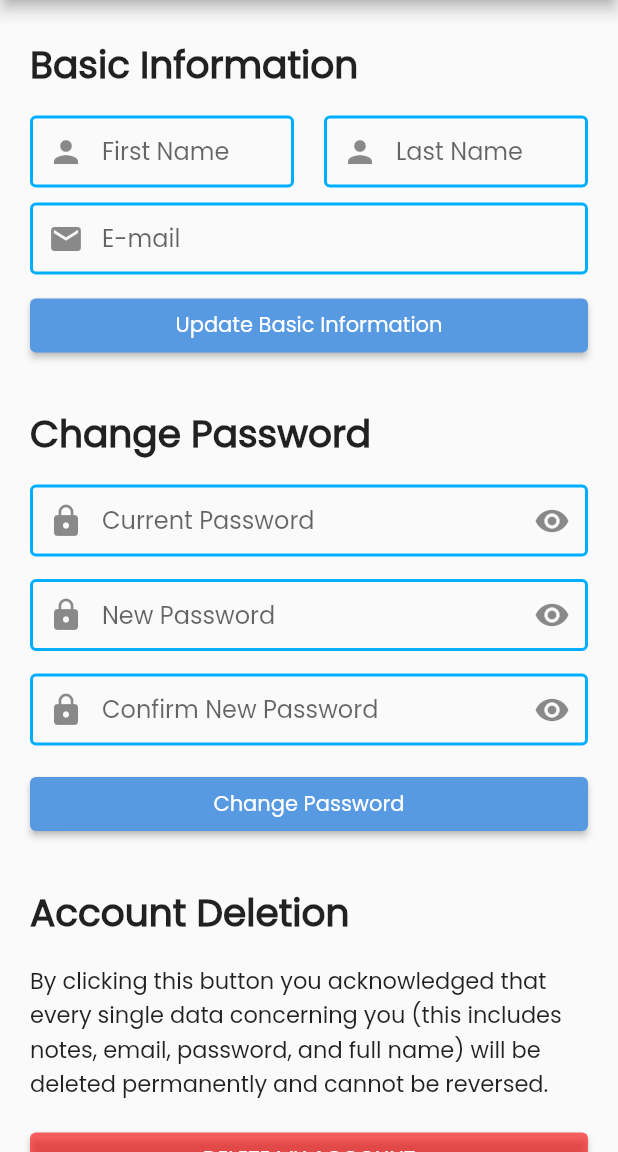
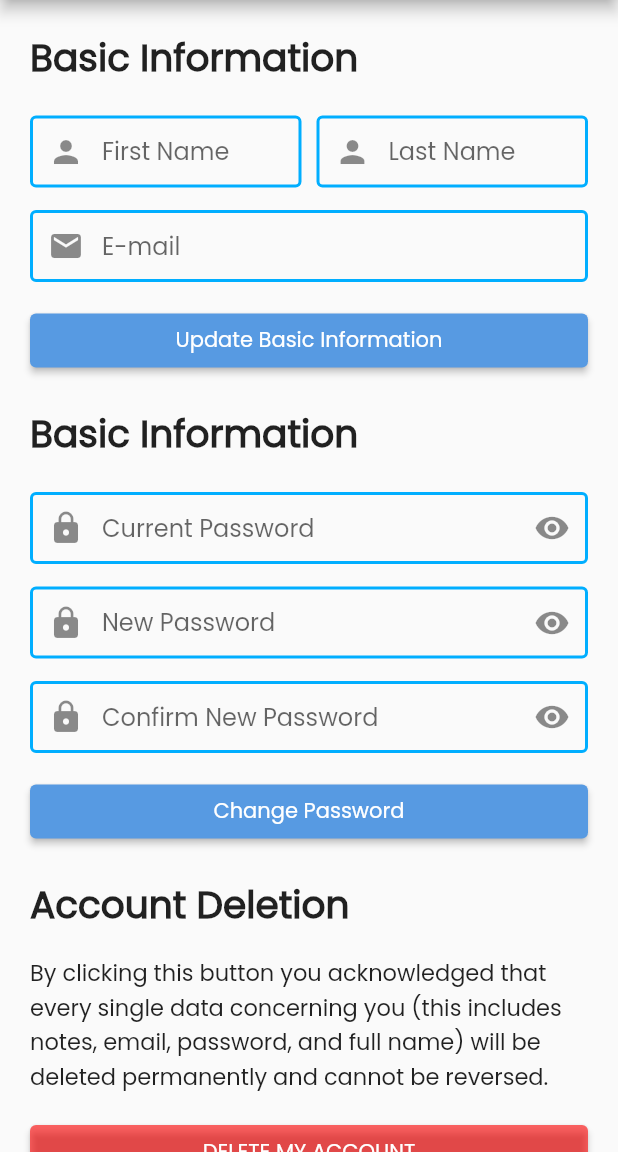
Before and after one commit to ArnNied/inotes-client, a Flutter app: the MyAccountPage screen opened directly, on a phone screen of 412 x 824 dp, the part 84-1236 px from its top. Run offline on Flutter 3.47's test engine with Material 2 defaults, Android fonts, the phone set to English and light mode, and no system bars; our stand-ins replace shared_preferences; accounts and stored records are empty; network calls fail.

Commit message:
refactor: cleanup each section of account page

```diff
--- a/lib/components/account/change_info.dart
+++ b/lib/components/account/change_info.dart
@@ -81,68 +81,56 @@ class _ChangeInfoSectionState extends State<ChangeInfoSection> {
 
     return Form(
       key: _formKey,
+      child: Container(
+        padding: const EdgeInsets.all(10),
         child: Column(
-        children: <Widget>[
+          children: [
             Container(
-            padding: const EdgeInsets.only(top: 15, bottom: 15, left: 10),
-            child: const Align(
-              alignment: Alignment.topLeft,
-              child: Text("Basic Information",
-                  style: TextStyle(fontWeight: FontWeight.bold, fontSize: 25)),
+              alignment: Alignment.centerLeft,
+              child: const Text(
+                "Basic Information",
+                style: TextStyle(fontWeight: FontWeight.bold, fontSize: 25),
               ),
             ),
-          Container(
-            child: Row(
-              // mainAxisAlignment: MainAxisAlignment.spaceEvenly,
-              children: <Widget>[
-                Container(
-                  width: null,
-                  child: Expanded(
-                    child: Container(
-                        padding: const EdgeInsets.only(right: 10, left: 10),
+            const SizedBox(height: 20),
+            Row(
+              children: [
+                Expanded(
                   child: CustomTextField(
                     controller: _firstNameController,
-                          label: 'First Name',
+                    label: "First Name",
+                    prefixIcon: const Icon(Icons.person),
                     validator: null,
-                          prefixIcon: const Icon(Icons.person),
-                        )),
                   ),
                 ),
-                Container(
-                  width: null,
-                  child: Expanded(
-                    child: Container(
-                        padding: const EdgeInsets.only(right: 10, left: 10),
+                const SizedBox(width: 10),
+                Expanded(
                   child: CustomTextField(
-                          controller: _lastNameController,
-                          label: 'Last Name',
+                    controller: _firstNameController,
+                    label: "Last Name",
+                    prefixIcon: const Icon(Icons.person),
                     validator: (lastName) => lastNameValidator(
-                              lastName, _firstNameController.text),
-                          prefixIcon: const Icon(Icons.person),
-                        )),
+                      lastName,
+                      _firstNameController.text,
                     ),
                   ),
+                )
               ],
             ),
-          ),
-          Container(
-            width: null,
-            padding: const EdgeInsets.only(top: 10, right: 10, left: 10),
-            child: EmailField(
+            const SizedBox(height: 15),
+            EmailField(
               controller: _emailController,
             ),
-          ),
-          Container(
-            padding: const EdgeInsets.only(top: 10, right: 10, left: 10),
-            child: SizedBox(
+            const SizedBox(height: 15),
+            SizedBox(
               width: double.infinity,
               child: ElevatedButton(
                 onPressed: _onUpdateInfoButtonPressed,
                 child: const Text("Update Basic Information"),
               ),
             ),
+          ],
         ),
-        ],
       ),
     );
   }
--- a/lib/components/account/change_password.dart
+++ b/lib/components/account/change_password.dart
@@ -6,7 +6,6 @@ import 'package:inotes/core/functions.dart';
 import 'package:inotes/core/session.dart';
 import 'package:inotes/core/user.dart';
 import 'package:inotes/model/response.dart';
-import 'package:inotes/pages/auth/login.dart';
 
 class ChangePasswordSection extends StatefulWidget {
   const ChangePasswordSection({super.key});
@@ -42,7 +41,6 @@ class _ChangePasswordSectionState extends State<ChangePasswordSection> {
             content: Text(res.message),
           ),
         );
-        // navigator.pop();
       } else if (req.statusCode == 401) {
         clearSessionThenRedirectToLogin(navigator, messenger);
       } else {
@@ -59,74 +57,49 @@ class _ChangePasswordSectionState extends State<ChangePasswordSection> {
   Widget build(BuildContext context) {
     return Form(
       key: _formKey,
-      child: Column(
-        children: <Widget>[
-          Container(
-            padding: const EdgeInsets.only(top: 30, bottom: 15, left: 10),
-            child: const Align(
-              alignment: Alignment.topLeft,
-              child: Text(
-                "Change Password",
+      child: Container(
+        padding: const EdgeInsets.all(10),
+        child: Column(
+          children: [
+            Container(
+              alignment: Alignment.centerLeft,
+              child: const Text(
+                "Basic Information",
                 style: TextStyle(fontWeight: FontWeight.bold, fontSize: 25),
               ),
             ),
-          ),
-          Container(
-            width: null,
-            padding: const EdgeInsets.only(right: 10, left: 10, bottom: 5),
-            child: PasswordField(
+            const SizedBox(height: 20),
+            PasswordField(
               controller: _currentPasswordController,
               label: "Current Password",
               isHidden: _isHidden,
-              onTap: () {
-                setState(() {
-                  _isHidden = !_isHidden;
-                });
-              },
+              onTap: () => setState(() => _isHidden = !_isHidden),
             ),
-          ),
-          Container(
-            width: null,
-            padding:
-                const EdgeInsets.only(top: 10, right: 10, left: 10, bottom: 5),
-            child: PasswordField(
+            const SizedBox(height: 15),
+            PasswordField(
               controller: _newPasswordController,
               label: "New Password",
               isHidden: _isHidden,
-              onTap: () {
-                setState(() {
-                  _isHidden = !_isHidden;
-                });
-              },
+              onTap: () => setState(() => _isHidden = !_isHidden),
             ),
-          ),
-          Container(
-            width: null,
-            padding:
-                const EdgeInsets.only(top: 10, right: 10, left: 10, bottom: 5),
-            child: ConfirmPasswordField(
+            const SizedBox(height: 15),
+            ConfirmPasswordField(
               controller: _confirmNewPasswordController,
               label: "Confirm New Password",
               isHidden: _isHidden,
-              actualPassword: _newPasswordController.text,
-              onTap: () {
-                setState(() {
-                  _isHidden = !_isHidden;
-                });
-              },
+              actualPassword: _newPasswordController.value.text,
+              onTap: () => setState(() => _isHidden = !_isHidden),
             ),
-          ),
-          Container(
-            padding: const EdgeInsets.only(top: 10, right: 10, left: 10),
-            child: SizedBox(
+            const SizedBox(height: 15),
+            SizedBox(
               width: double.infinity,
               child: ElevatedButton(
                 onPressed: _onChangePasswordButtonPressed,
                 child: const Text("Change Password"),
               ),
             ),
-          ),
-        ],
+          ],
+        ),
       ),
     );
   }
--- a/lib/components/account/delete_account.dart
+++ b/lib/components/account/delete_account.dart
@@ -103,39 +103,38 @@ class _DeleteAccountSectionState extends State<DeleteAccountSection> {
 
   @override
   Widget build(BuildContext context) {
-    return Column(
-      children: <Widget>[
+    return Container(
+      padding: const EdgeInsets.all(10),
+      child: Column(
+        children: [
           Container(
-          padding: const EdgeInsets.only(top: 30, bottom: 15, left: 10),
-          child: const Align(
-            alignment: Alignment.topLeft,
-            child: Text("Account Deletion",
-                style: TextStyle(fontWeight: FontWeight.bold, fontSize: 25)),
+            alignment: Alignment.centerLeft,
+            child: const Text(
+              "Account Deletion",
+              style: TextStyle(fontWeight: FontWeight.bold, fontSize: 25),
             ),
           ),
+          const SizedBox(height: 15),
           Container(
-          padding: const EdgeInsets.only(left: 10, right: 10, bottom: 5),
-          child: const Align(
-            alignment: Alignment.topLeft,
-            child: Text(
+            alignment: Alignment.centerLeft,
+            child: const Text(
               "By clicking this button you acknowledged that every single data concerning you (this includes notes, email, password, and full name) will be deleted permanently and cannot be reversed.",
-                style: TextStyle(fontSize: 15)),
+              style: TextStyle(fontSize: 15),
             ),
           ),
-        Container(
-          padding: const EdgeInsets.only(top: 10, right: 10, left: 10),
-          child: SizedBox(
+          const SizedBox(height: 15),
+          SizedBox(
             width: double.infinity,
             child: ElevatedButton(
-              onPressed: () => {warningDelete()},
               style: ElevatedButton.styleFrom(
                 backgroundColor: const Color.fromARGB(153, 255, 0, 0),
               ),
+              onPressed: warningDelete,
               child: const Text("DELETE MY ACCOUNT"),
             ),
           ),
+        ],
       ),
-      ],
     );
   }
 }
```
Lines whose indentation alone changed are shown as unchanged.
